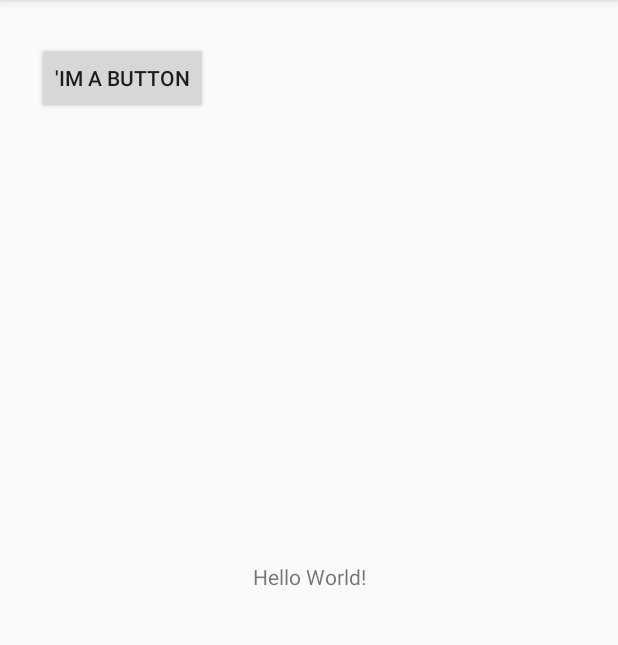
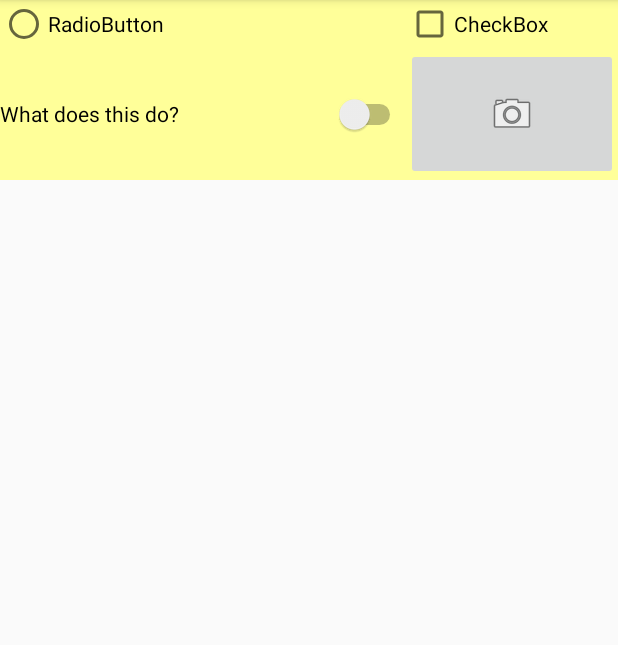
Before and after one commit to a-salaymeh/AndroidAssignments, an Android app: the screen it shows after launch (MainActivity before the commit, list_items after it), on a phone screen of 412 x 824 dp, the part 84-729 px from its top. Run offline under Robolectric (Android 15) with nearby library versions, the light colour scheme and no system bars.

Commit message:
assigment2

```diff
--- /dev/null
+++ b/app/src/main/java/com/example/androidassignments/list_items.java
@@ -0,0 +1,13 @@
+package com.example.androidassignments;
+
+import androidx.appcompat.app.AppCompatActivity;
+import android.os.Bundle;
+
+public class list_items extends AppCompatActivity {
+
+    @Override
+    protected void onCreate(Bundle savedInstanceState) {
+        super.onCreate(savedInstanceState);
+        setContentView(R.layout.activity_list_items);
+    }
+}
--- /dev/null
+++ b/app/src/main/res/layout/activity_list_items.xml
@@ -0,0 +1,46 @@
+<?xml version="1.0" encoding="utf-8"?>
+<GridLayout
+    xmlns:android="http://schemas.android.com/apk/res/android"
+    xmlns:tools="http://schemas.android.com/tools"
+    xmlns:app="http://schemas.android.com/apk/res-auto"
+    android:layout_width="match_parent"
+    android:layout_height="wrap_content"
+    tools:context=".list_items"
+    android:background="@color/colorgold"
+    android:columnCount="2"
+    android:rowCount="2"
+  >
+
+    <RadioButton
+        android:id="@+id/radioButton"
+        android:layout_width="224dp"
+        android:layout_height="wrap_content"
+        android:text="RadioButton"
+        android:layout_columnWeight="1"
+        android:layout_gravity="fill"/>
+
+    <CheckBox
+        android:id="@+id/checkBox"
+        android:layout_width="wrap_content"
+        android:layout_height="wrap_content"
+        android:text="CheckBox"
+        android:layout_columnWeight="1"
+        android:layout_gravity="fill"/>
+
+    <Switch
+        android:id="@+id/switch1"
+        android:layout_width="136dp"
+        android:layout_height="88dp"
+        android:layout_columnWeight="1"
+        android:layout_gravity="fill"
+        android:text="@string/switchID"
+        tools:ignore="UseSwitchCompatOrMaterialXml" />
+
+    <ImageButton
+        android:id="@+id/imageButton"
+        android:layout_width="wrap_content"
+        android:layout_height="wrap_content"
+        app:srcCompat="@android:drawable/ic_menu_camera"
+        android:layout_columnWeight="1"
+        android:layout_gravity="fill"/>
+</GridLayout>
--- a/app/src/main/res/values/colors.xml
+++ b/app/src/main/res/values/colors.xml
@@ -3,4 +3,5 @@
     <color name="colorPrimary">#6200EE</color>
     <color name="colorPrimaryDark">#3700B3</color>
     <color name="colorAccent">#03DAC5</color>
+    <color name="colorgold">#FFFF99</color>
 </resources>
--- a/app/src/main/res/values/strings.xml
+++ b/app/src/main/res/values/strings.xml
@@ -2,5 +2,8 @@
     <string name="app_name">Assignments 1</string>
     <string name="hm">Hello World!</string>
     <string name="ButtonText">\'Im a button</string>
-
+    <string name="loginID">login</string>
+    <string name="hintUser">Login name</string>
+    <string name="passwordID">Password</string>
+    <string name="switchID">What does this do?</string>
 </resources>
```
Also changed, not shown: app/src/main/AndroidManifest.xml (+16 -5 lines), app/src/main/java/com/example/androidassignments/LoginActivity.java (added, +14 -0 lines), app/src/main/res/layout/activity_login.xml (added, +33 -0 lines), 1 other file.
